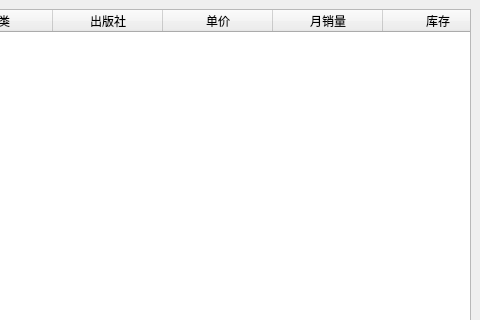
inverse-limit/database-proj, file ui/ui_manage.ui: the form before one commit; both pictures show x 763 to 1243 and y 0 to 320 of the 1243 by 736 pixel window.
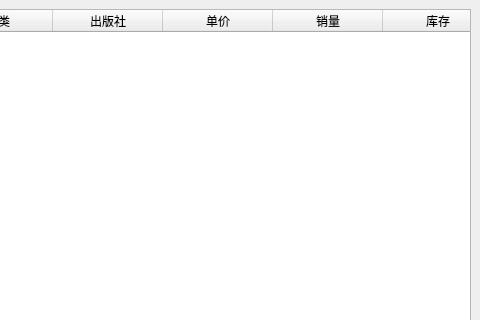
The form after the commit.

```diff
--- a/ui/ui_manage.ui
+++ b/ui/ui_manage.ui
@@ -322,7 +322,7 @@
         </column>
         <column>
          <property name="text">
-          <string>月销量</string>
+          <string>销量</string>
          </property>
         </column>
         <column>
```
